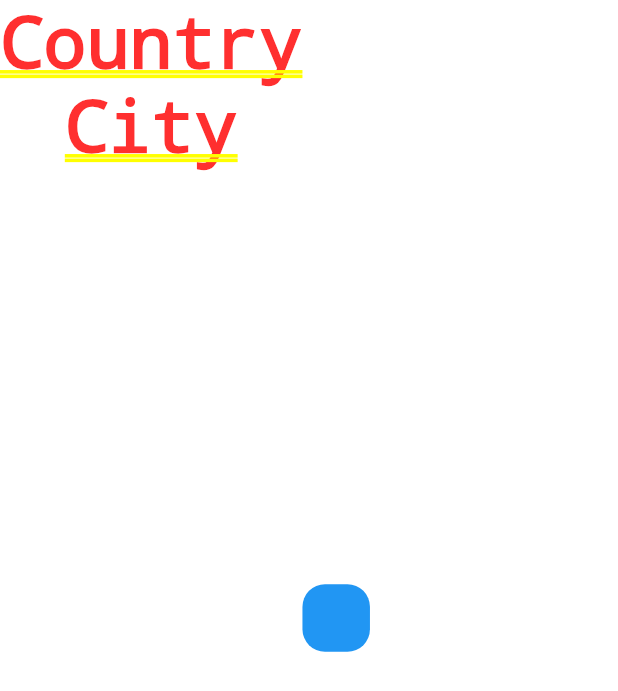
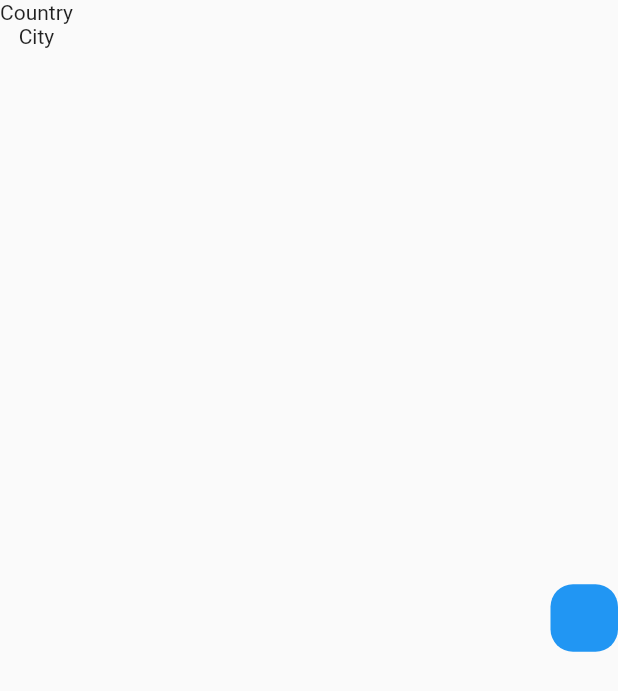
Before and after one commit to hayderr-glitch/ex_food_app, a Flutter app: the screen it shows after launch, on a phone screen of 412 x 824 dp. Shown: the top 691 px of the screen. Run offline on Flutter 3.47's test engine with Material 2 defaults, Android fonts, the phone set to English and light mode, and no system bars.

Commit message:
update of main page

```diff
--- a/lib/home/main_food_page.dart
+++ b/lib/home/main_food_page.dart
@@ -1,6 +1,6 @@
 import 'package:flutter/material.dart';
-import 'package:flutter/src/widgets/framework.dart';
-import 'package:flutter/src/widgets/placeholder.dart';
+//import 'package:flutter/src/widgets/framework.dart';
+//import 'package:flutter/src/widgets/placeholder.dart';
 
 class MainFoodPage extends StatefulWidget {
   const MainFoodPage({super.key});
@@ -12,9 +12,11 @@ class MainFoodPage extends StatefulWidget {
 class _MainFoodPageState extends State<MainFoodPage> {
   @override
   Widget build(BuildContext context) {
-    return Container(
+    return Scaffold(
+      body: Container(
         child: Container(
           child: Row(
+            mainAxisAlignment: MainAxisAlignment.spaceBetween,
             children: [
               Column(
                 children: [
@@ -33,6 +35,7 @@ class _MainFoodPageState extends State<MainFoodPage> {
             ],
           ),
         ),
+      ),
     );
   }
 }
--- a/lib/main.dart
+++ b/lib/main.dart
@@ -12,6 +12,7 @@ class MyApp extends StatelessWidget {
   @override
   Widget build(BuildContext context) {
     return MaterialApp(
+      debugShowCheckedModeBanner: false,
       title: 'Flutter Demo',
       theme: ThemeData(
         // This is the theme of your application.
@@ -25,7 +26,7 @@ class MyApp extends StatelessWidget {
         // is not restarted.
         primarySwatch: Colors.blue,
       ),
-      home: MainFoodPage(),
+      home: const MainFoodPage(),
     );
   }
 }
```
Lines whose indentation alone changed are shown as unchanged.
